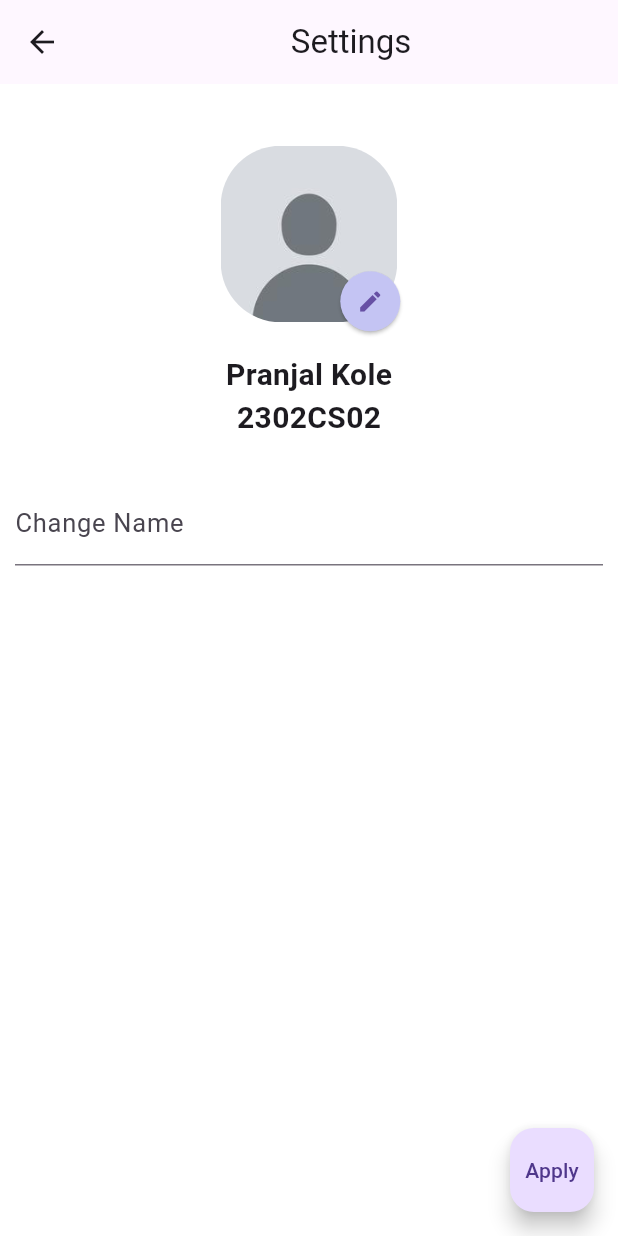
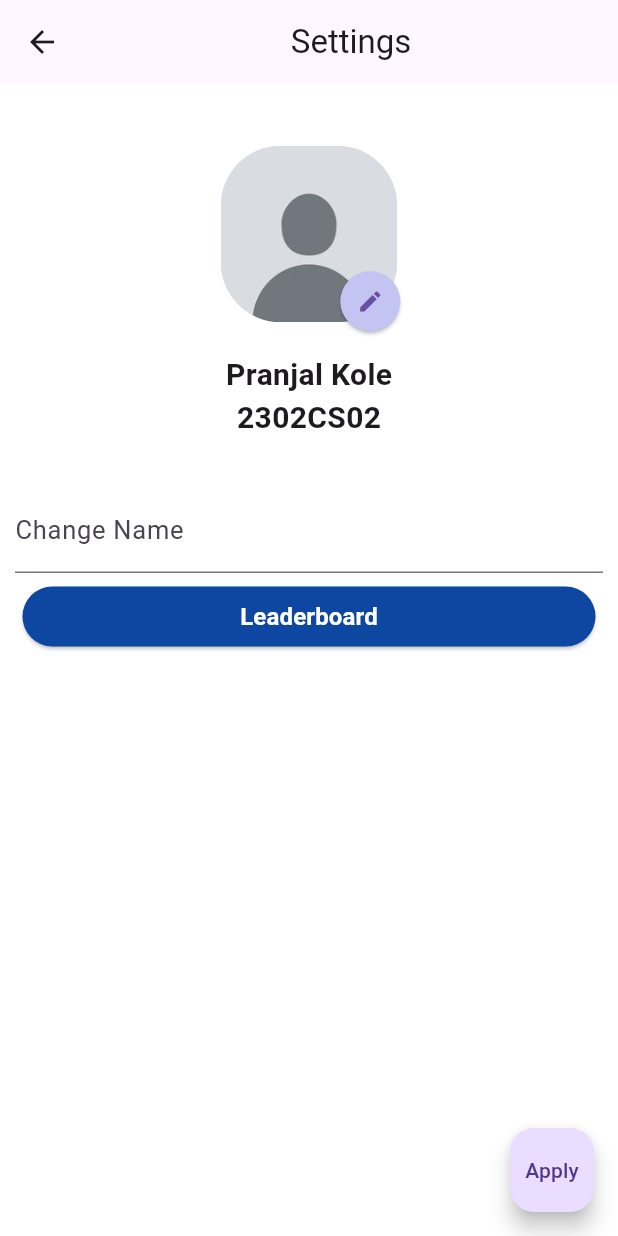
Before and after one commit to Mathwizard1/nss_project, a Flutter app: the ProfilePage screen opened directly, on a phone screen of 412 x 824 dp. Run offline on Flutter 3.47's test engine with Material 3 defaults, Android fonts, the phone set to English and light mode, and no system bars; our stand-ins replace cloud_firestore, firebase_auth, firebase_core, image_picker, syncfusion_flutter_gauges; accounts and stored records are empty.

Commit message:
minor changes

```diff
--- a/lib/event_page.dart
+++ b/lib/event_page.dart
@@ -9,15 +9,10 @@ class DisplayEventPage extends StatefulWidget {
   const DisplayEventPage({super.key,required this.document,required this.selectedRole});
 
   @override
-  // ignore: no_logic_in_create_state
   DisplayEventPageState createState() => DisplayEventPageState();
 }
 
 class DisplayEventPageState extends State<DisplayEventPage> {
-
-
-
-
 
 DisplayEventPageState();
 
--- a/lib/sprofile_page.dart
+++ b/lib/sprofile_page.dart
@@ -1,6 +1,7 @@
 import 'package:flutter/material.dart';
 import 'dart:io';
 import 'package:image_picker/image_picker.dart';
+import 'package:nss_project/leaderboard_page.dart';
 
 class ProfilePage extends StatefulWidget {
   const ProfilePage({super.key});
@@ -110,8 +111,10 @@ class _ProfilePageState extends State<ProfilePage> {
             ),
             Padding(
                 padding:
-                    const EdgeInsets.symmetric(horizontal: 10.0, vertical: 0.0),
-                child: TextField(
+                    const EdgeInsets.symmetric(horizontal: 10.0, vertical: 5.0),
+                child: Column(
+                  children: <Widget>[
+                    TextField(
                     decoration: const InputDecoration(
                         border: UnderlineInputBorder(),
                         label: Text(
@@ -121,7 +124,32 @@ class _ProfilePageState extends State<ProfilePage> {
                     onChanged: (text) {
                       name = text;
                       },
-                )),
+                    ),
+                    Padding(
+                      padding: const EdgeInsets.all(5.0),
+                      child: SizedBox(
+                            width: double.infinity,
+                            child: ElevatedButton(
+                              style: ElevatedButton.styleFrom(
+                                foregroundColor: Colors.white,
+                                backgroundColor: Colors.blue[900],
+                              ),
+                              onPressed: (){
+                                Navigator.push(context,MaterialPageRoute(builder: (context)=>LeaderboardPage()));
+                              },
+                              child: const Text(
+                                'Leaderboard',
+                                style: TextStyle(
+                                  fontSize: 16,
+                                  fontWeight: FontWeight.bold,
+                                ),
+                              ),
+                            ),
+                          ),
+                    ),
+                    ]
+                  ),
+              ),
           ],
         ),
       ),
```
Also changed, not shown: lib/leaderboard_page.dart (+12 -9 lines), lib/mentor_home_page.dart (+8 -1 lines). Lines whose indentation alone changed are shown as unchanged.
